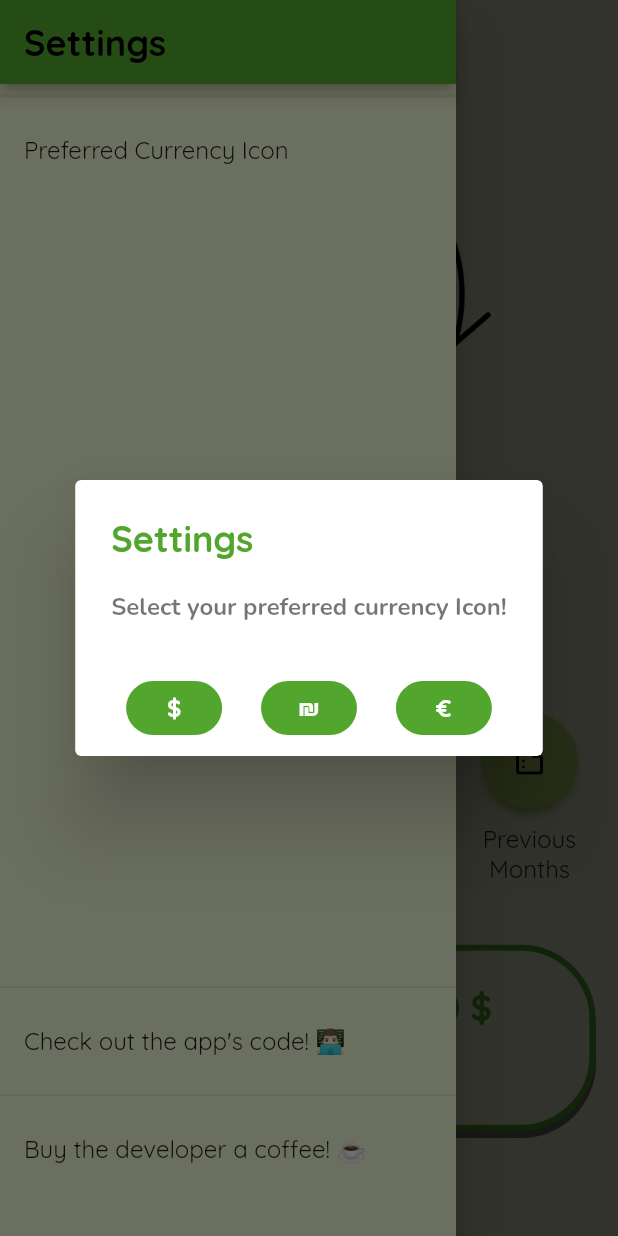
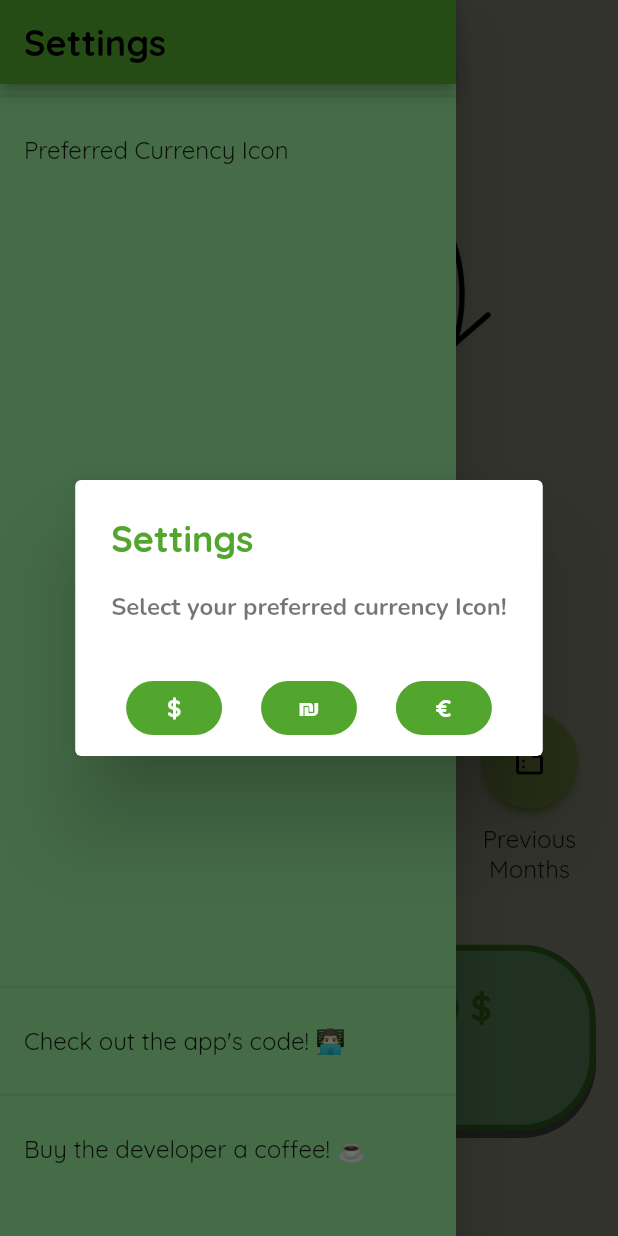
Before and after one commit to MishelV/Cash-Flow-app, a Flutter app: the screen it shows after launch, in the side drawer, after a tap on "Preferred Currency Icon", on a phone screen of 412 x 824 dp. Run offline on Flutter 3.47's test engine with Material 2 defaults, Android fonts, the light colour scheme and no system bars; our stand-ins replace date_time_picker, percent_indicator, shared_preferences, sqflite; accounts and stored records are empty.

Commit message:
Project: apply "dart fix" to update depracated.

```diff
--- a/lib/main.dart
+++ b/lib/main.dart
@@ -31,9 +31,9 @@ class MyApp extends StatelessWidget {
       title: 'Cash Flow',
       theme: ThemeData(
         scaffoldBackgroundColor: const Color(0xFFEAF2CE),
-        backgroundColor: const Color.fromARGB(255, 151, 234, 154),
         fontFamily: 'Source Sans Pro',
-        colorScheme: colorScheme,
+        colorScheme: colorScheme.copyWith(
+            background: const Color.fromARGB(255, 151, 234, 154)),
         elevatedButtonTheme: elevatedButtonTheme,
         cardTheme: cardTheme,
         textTheme: textTheme,
--- a/lib/models/shared_preferences_model.dart
+++ b/lib/models/shared_preferences_model.dart
@@ -6,9 +6,9 @@ class SharedPreferencesModel {
 
 enum Currency { shekel, dollar, euro }
 
-const String shekelString = "\₪";
+const String shekelString = "₪";
 const String dollarString = "\$";
-const String euroString = "\€";
+const String euroString = "€";
 
 Currency? stringToCurrency(String? input) {
   if (input == shekelString) {
--- a/lib/screens/edit_record_screen.dart
+++ b/lib/screens/edit_record_screen.dart
@@ -62,7 +62,7 @@ class _EditRecordScreenState extends State<EditRecordScreen> {
 
       if (arguments == null) return;
 
-      if (arguments.recordId != null && arguments.recordId.isNotEmpty) {
+      if (arguments.recordId.isNotEmpty) {
         Record? record = Provider.of<RecordProvider>(context, listen: false)
             .getRecordById(arguments.recordId);
         if (record != null) {
@@ -443,7 +443,7 @@ class _EditRecordScreenState extends State<EditRecordScreen> {
                         ),
                         child: Text(
                           _editingExistingRecord ? "Update" : "Submit",
-                          style: Theme.of(context).textTheme.bodyText1,
+                          style: Theme.of(context).textTheme.bodyLarge,
                         ),
                       ),
                     ),
@@ -461,7 +461,7 @@ class _EditRecordScreenState extends State<EditRecordScreen> {
                           ),
                           child: Text(
                             "Delete",
-                            style: Theme.of(context).textTheme.bodyText1,
+                            style: Theme.of(context).textTheme.bodyLarge,
                           ),
                         ),
                       ),
--- a/lib/screens/home_screen.dart
+++ b/lib/screens/home_screen.dart
@@ -64,7 +64,7 @@ class HomeScreen extends StatelessWidget {
           ),
           Text(
             "Cash Flow.",
-            style: Theme.of(context).textTheme.headline1,
+            style: Theme.of(context).textTheme.displayLarge,
           ),
           const SizedBox(
             height: 10,
--- a/lib/screens/search_record_screen.dart
+++ b/lib/screens/search_record_screen.dart
@@ -195,7 +195,7 @@ class _SearchRecordScreenState extends State<SearchRecordScreen> {
         ),
         Text(
           "No records to show!",
-          style: Theme.of(context).textTheme.headline4,
+          style: Theme.of(context).textTheme.headlineMedium,
         ),
         SizedBox(
           height: 180,
--- a/lib/themes.dart
+++ b/lib/themes.dart
@@ -27,39 +27,39 @@ final elevatedButtonTheme = ElevatedButtonThemeData(
 );
 
 final textTheme = TextTheme(
-  headline1: const TextStyle(
+  displayLarge: const TextStyle(
     fontSize: 48.0,
     fontWeight: FontWeight.bold,
     color: Color(0xFF53A62D),
   ),
-  headline2: const TextStyle(
+  displayMedium: const TextStyle(
     fontSize: 36.0,
     fontWeight: FontWeight.w300,
     fontFamily: 'Nunito',
   ),
-  headline3: const TextStyle(
+  displaySmall: const TextStyle(
     fontSize: 16.0,
     fontWeight: FontWeight.bold,
     fontFamily: 'Nunito',
   ),
-  headline6: TextStyle(
+  headlineSmall: const TextStyle(
+    fontSize: 16.0,
+    fontWeight: FontWeight.bold,
+    fontFamily: 'Quicksand',
+    color: Colors.white,
+  ),
+  titleLarge: TextStyle(
     fontSize: 24.0,
     color: colorScheme.primary,
     fontWeight: FontWeight.bold,
     fontFamily: 'Quicksand',
   ),
-  headline5: const TextStyle(
-    fontSize: 16.0,
-    fontWeight: FontWeight.bold,
-    fontFamily: 'Quicksand',
-    color: Colors.white,
-  ),
-  bodyText1: const TextStyle(
+  bodyLarge: const TextStyle(
     fontSize: 16.0,
     fontWeight: FontWeight.w400,
     fontFamily: 'Quicksand',
   ),
-  bodyText2: const TextStyle(
+  bodyMedium: const TextStyle(
     fontSize: 16.0,
     fontWeight: FontWeight.w400,
     fontFamily: 'Quicksand',
--- a/lib/widgets/edit_record_screen/delete_record_dialog.dart
+++ b/lib/widgets/edit_record_screen/delete_record_dialog.dart
@@ -19,7 +19,7 @@ Future<bool> deleteRecordDialog(
             SizedBox(
               child: Text(
                 "Are you sure you wish to delete the record of '$recordName'?",
-                style: Theme.of(context).textTheme.bodyText1,
+                style: Theme.of(context).textTheme.bodyLarge,
               ),
             ),
           ],
@@ -40,7 +40,7 @@ Future<bool> deleteRecordDialog(
             ),
             child: Text(
               "Abort!",
-              style: Theme.of(context).textTheme.bodyText1,
+              style: Theme.of(context).textTheme.bodyLarge,
             ),
           ),
         ),
@@ -61,7 +61,7 @@ Future<bool> deleteRecordDialog(
             ),
             child: Text(
               "Delete!",
-              style: Theme.of(context).textTheme.bodyText1,
+              style: Theme.of(context).textTheme.bodyLarge,
             ),
           ),
         )
--- a/lib/widgets/home_screen/actions_widget.dart
+++ b/lib/widgets/home_screen/actions_widget.dart
@@ -1,4 +1,3 @@
-import 'package:cash_flow_app/models/record.dart';
 import 'package:cash_flow_app/screens/edit_record_screen.dart';
 import 'package:cash_flow_app/screens/monthly_report_screen.dart';
 import 'package:cash_flow_app/screens/search_record_screen.dart';
@@ -114,7 +113,7 @@ class ActionButton extends StatelessWidget {
           Text(
             buttonName,
             textAlign: TextAlign.center,
-            style: Theme.of(context).textTheme.bodyText1,
+            style: Theme.of(context).textTheme.bodyLarge,
           ),
         ],
       ),
--- a/lib/widgets/home_screen/currency_selection_dialog.dart
+++ b/lib/widgets/home_screen/currency_selection_dialog.dart
@@ -11,7 +11,7 @@ Future<void> currencySelectionDialog(BuildContext context) async {
       title: const Text("Settings"),
       content: Text(
         "Select your preferred currency Icon!",
-        style: Theme.of(context).textTheme.headline3,
+        style: Theme.of(context).textTheme.displaySmall,
       ),
       actionsAlignment: MainAxisAlignment.spaceEvenly,
       actions: [
@@ -57,7 +57,7 @@ Future<void> currencySelectionDialog(BuildContext context) async {
 }
 
 TextStyle? currencySelectionTextStyle(BuildContext context) {
-  return Theme.of(context).textTheme.headline5;
+  return Theme.of(context).textTheme.headlineSmall;
 }
 
 ButtonStyle currencyTextButtonStyle(BuildContext context) {
--- a/lib/widgets/home_screen/this_month_summary.dart
+++ b/lib/widgets/home_screen/this_month_summary.dart
@@ -95,7 +95,7 @@ class _ThisMonthSummaryState extends State<ThisMonthSummary> {
                 FittedBox(
                   child: Text(
                     "${DateTimeUtil.months[DateTime.now().month]}'s Cash Flow: ${thisMonthSummary.cashFlow} $currency",
-                    style: Theme.of(context).textTheme.headline6,
+                    style: Theme.of(context).textTheme.titleLarge,
                   ),
                 ),
                 const SizedBox(
@@ -104,7 +104,7 @@ class _ThisMonthSummaryState extends State<ThisMonthSummary> {
                 if (noRecords)
                   Center(
                     child: Text("No records for this month!",
-                        style: Theme.of(context).textTheme.bodyText1),
+                        style: Theme.of(context).textTheme.bodyLarge),
                   ),
                 if (!noRecords)
                   FittedBox(
@@ -118,11 +118,11 @@ class _ThisMonthSummaryState extends State<ThisMonthSummary> {
                         children: [
                           Text(
                             "Expenses",
-                            style: Theme.of(context).textTheme.bodyText1,
+                            style: Theme.of(context).textTheme.bodyLarge,
                           ),
                           Text(
                             "${-1 * thisMonthSummary.expenseSum} $currency",
-                            style: Theme.of(context).textTheme.bodyText1,
+                            style: Theme.of(context).textTheme.bodyLarge,
                           ),
                         ],
                       ),
@@ -130,18 +130,18 @@ class _ThisMonthSummaryState extends State<ThisMonthSummary> {
                         children: [
                           Text(
                             "Income",
-                            style: Theme.of(context).textTheme.bodyText1,
+                            style: Theme.of(context).textTheme.bodyLarge,
                           ),
                           Text(
                             "${thisMonthSummary.incomeSum} $currency",
-                            style: Theme.of(context).textTheme.bodyText1,
+                            style: Theme.of(context).textTheme.bodyLarge,
                           ),
                         ],
                       ),
                       percent: spentPercent,
                       center: Text(
                         "Spent ${(spentPercent * 100).round()}%",
-                        style: Theme.of(context).textTheme.headline5,
+                        style: Theme.of(context).textTheme.headlineSmall,
                       ),
                       progressColor:
                           Theme.of(context).colorScheme.inversePrimary,
--- a/lib/widgets/search_screen/cash_flow_timeframe_summary_widget.dart
+++ b/lib/widgets/search_screen/cash_flow_timeframe_summary_widget.dart
@@ -30,7 +30,7 @@ class CashFlowSummaryWidget extends StatelessWidget {
           children: [
             Text(
               "Cash Flow: ${cashFlow.cashFlow} $currency",
-              style: Theme.of(context).textTheme.headline6,
+              style: Theme.of(context).textTheme.titleLarge,
             ),
             Row(
               mainAxisAlignment: MainAxisAlignment.spaceEvenly,
@@ -41,7 +41,7 @@ class CashFlowSummaryWidget extends StatelessWidget {
                 FittedBox(
                   child: Text(
                     "Expenses: ${cashFlow.expenseSum} $currency",
-                    style: Theme.of(context).textTheme.bodyText1,
+                    style: Theme.of(context).textTheme.bodyLarge,
                   ),
                 ),
                 const SizedBox(
@@ -50,7 +50,7 @@ class CashFlowSummaryWidget extends StatelessWidget {
                 FittedBox(
                   child: Text(
                     "Income: ${cashFlow.incomeSum} $currency",
-                    style: Theme.of(context).textTheme.bodyText1,
+                    style: Theme.of(context).textTheme.bodyLarge,
                   ),
                 ),
                 const SizedBox(
--- a/lib/widgets/search_screen/filter_records_widget.dart
+++ b/lib/widgets/search_screen/filter_records_widget.dart
@@ -169,7 +169,7 @@ class _FilterRecordsWidgetState extends State<FilterRecordsWidget> {
                   ),
                   child: Text(
                     "Go!",
-                    style: Theme.of(context).textTheme.bodyText1,
+                    style: Theme.of(context).textTheme.bodyLarge,
                   ),
                 ),
               ),
```
Also changed, not shown: lib/widgets/monthly_report_screen/month_report_card_widget.dart (+4 -4 lines), lib/widgets/search_screen/record_card.dart (+4 -4 lines).
